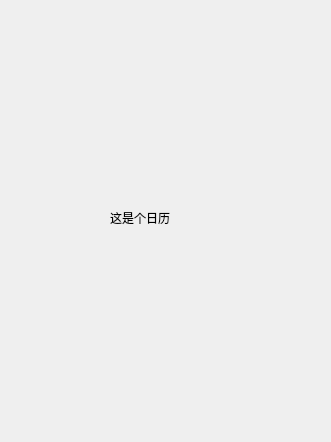
Qt form calendar_type.ui (interestingLSY/DDL-Firewall) before a commit.
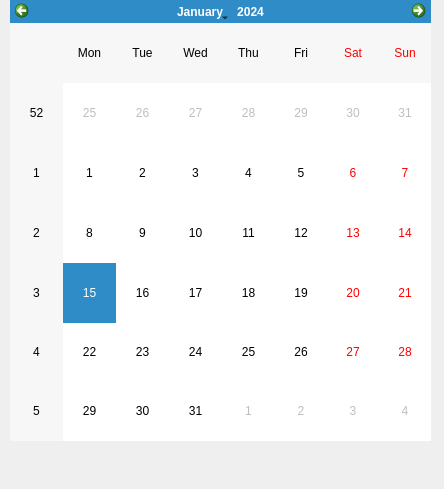
The same form after that commit.

Diff of the .ui file:
```diff
--- a/calendar_type.ui
+++ b/calendar_type.ui
@@ -6,25 +6,31 @@
    <rect>
     <x>0</x>
     <y>0</y>
-    <width>331</width>
-    <height>442</height>
+    <width>444</width>
+    <height>489</height>
    </rect>
   </property>
   <property name="windowTitle">
    <string>Form</string>
   </property>
-  <widget class="QLabel" name="label">
+  <widget class="QWidget" name="verticalLayoutWidget">
    <property name="geometry">
     <rect>
-     <x>110</x>
-     <y>210</y>
-     <width>91</width>
-     <height>16</height>
+     <x>10</x>
+     <y>0</y>
+     <width>421</width>
+     <height>441</height>
     </rect>
    </property>
-   <property name="text">
-    <string>这是个日历</string>
-   </property>
+   <layout class="QVBoxLayout" name="verticalLayout">
+    <item>
+     <widget class="QCalendarWidget" name="calendarWidget">
+      <property name="styleSheet">
+       <string notr="true"/>
+      </property>
+     </widget>
+    </item>
+   </layout>
   </widget>
  </widget>
  <resources/>
```
